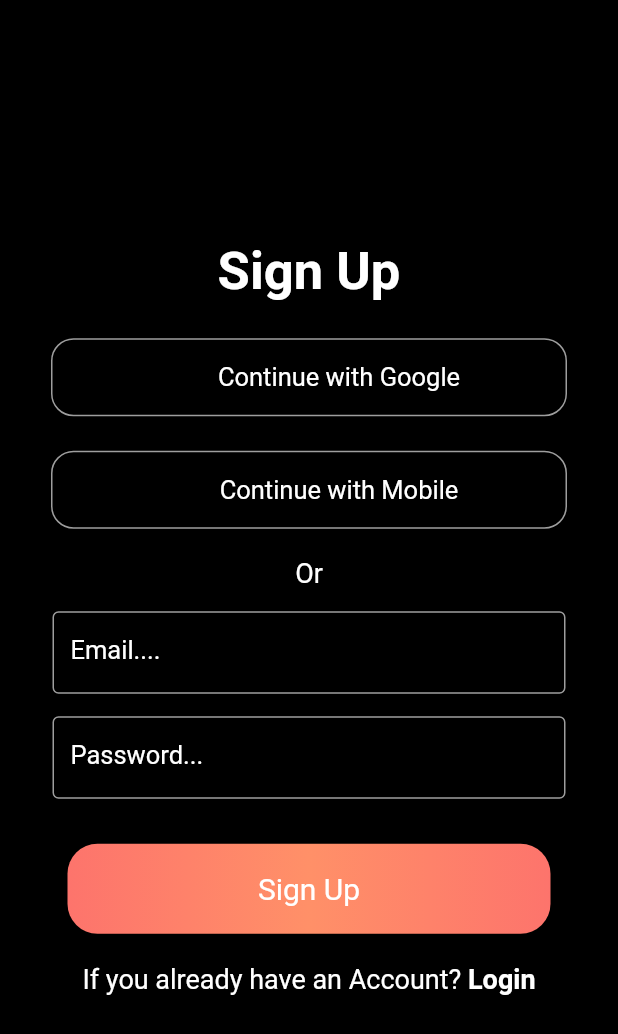
After one commit to safadtm/NOTE_APP_FLUTTER, a Flutter app: the ScreenSignUp screen opened directly, on a phone screen of 412 x 824 dp. The commit adds this screen. Shown: the top 1034 px of the screen. Run offline on Flutter 3.47's test engine with Material 2 defaults, Android fonts, the phone set to English and light mode, and no system bars.

Commit message:
sign up & sign in UI created

```diff
--- a/lib/main.dart
+++ b/lib/main.dart
@@ -12,6 +12,7 @@ class MyApp extends StatelessWidget {
   @override
   Widget build(BuildContext context) {
     return MaterialApp(
+      debugShowCheckedModeBanner: false,
       title: 'Flutter Demo',
       theme: ThemeData(
         // This is the theme of your application.
--- /dev/null
+++ b/lib/view/screen_signup.dart
@@ -0,0 +1,152 @@
+import 'package:flutter/material.dart';
+
+class ScreenSignUp extends StatefulWidget {
+  const ScreenSignUp({super.key});
+
+  @override
+  State<ScreenSignUp> createState() => _ScreenSignUpState();
+}
+
+class _ScreenSignUpState extends State<ScreenSignUp> {
+  @override
+  Widget build(BuildContext context) {
+    return Scaffold(
+      body: SingleChildScrollView(
+        child: Container(
+          height: MediaQuery.of(context).size.height,
+          width: MediaQuery.of(context).size.width,
+          color: Colors.black,
+          child: Column(
+            mainAxisAlignment: MainAxisAlignment.center,
+            children: [
+              const Text(
+                "Sign Up",
+                style: TextStyle(
+                  fontSize: 35,
+                  color: Colors.white,
+                  fontWeight: FontWeight.bold,
+                ),
+              ),
+              const SizedBox(height: 20),
+              buttonItem(Icons.mail_outline, "Continue with Google", 25),
+              const SizedBox(height: 15),
+              buttonItem(Icons.phone, "Continue with Mobile", 25),
+              const SizedBox(height: 15),
+              const Text(
+                "Or",
+                style: TextStyle(color: Colors.white, fontSize: 18),
+              ),
+              const SizedBox(height: 15),
+              textItem("Email...."),
+              const SizedBox(height: 15),
+              textItem("Password..."),
+              const SizedBox(height: 30),
+              colorButton(),
+              const SizedBox(height: 20),
+              Row(
+                mainAxisAlignment: MainAxisAlignment.center,
+                children: const [
+                  Text(
+                    'If you already have an Account? ',
+                    style: TextStyle(
+                      color: Colors.white,
+                      fontSize: 18,
+                    ),
+                  ),
+                  Text(
+                    'Login',
+                    style: TextStyle(
+                      color: Colors.white,
+                      fontSize: 18,
+                      fontWeight: FontWeight.bold,
+                    ),
+                  ),
+                ],
+              ),
+            ],
+          ),
+        ),
+      ),
+    );
+  }
+
+  Widget colorButton() {
+    return Container(
+      width: MediaQuery.of(context).size.width - 90,
+      height: 60,
+      decoration: BoxDecoration(
+        borderRadius: BorderRadius.circular(20),
+        gradient: const LinearGradient(
+          colors: [
+            Color(0xfffd746c),
+            Color(0xffff9068),
+            Color(0xfffd746c),
+          ],
+        ),
+      ),
+      child: const Center(
+        child: Text(
+          "Sign Up",
+          style: TextStyle(
+            color: Colors.white,
+            fontSize: 20,
+          ),
+        ),
+      ),
+    );
+  }
+
+  Widget buttonItem(IconData icon, String buttonName, double size) {
+    return SizedBox(
+      width: MediaQuery.of(context).size.width - 60,
+      height: 60,
+      child: Card(
+        color: Colors.black,
+        elevation: 8,
+        shape: RoundedRectangleBorder(
+          borderRadius: BorderRadius.circular(15),
+          side: const BorderSide(
+            width: 1,
+            color: Colors.grey,
+          ),
+        ),
+        child: Row(
+          mainAxisAlignment: MainAxisAlignment.center,
+          children: [
+            Icon(icon, size: size),
+            const SizedBox(width: 15),
+            Text(
+              buttonName,
+              style: const TextStyle(
+                color: Colors.white,
+                fontSize: 17,
+              ),
+            ),
+          ],
+        ),
+      ),
+    );
+  }
+
+  Widget textItem(String labelText) {
+    return SizedBox(
+      width: MediaQuery.of(context).size.width - 70,
+      height: 55,
+      child: TextFormField(
+        decoration: InputDecoration(
+          labelText: labelText,
+          labelStyle: const TextStyle(
+            color: Colors.white,
+            fontSize: 17,
+          ),
+          enabledBorder: const OutlineInputBorder(
+            borderSide: BorderSide(
+              width: 1,
+              color: Colors.grey,
+            ),
+          ),
+        ),
+      ),
+    );
+  }
+}
```
Also changed, not shown: lib/view/screen_signin.dart (added, +161 -0 lines), pubspec.lock.
